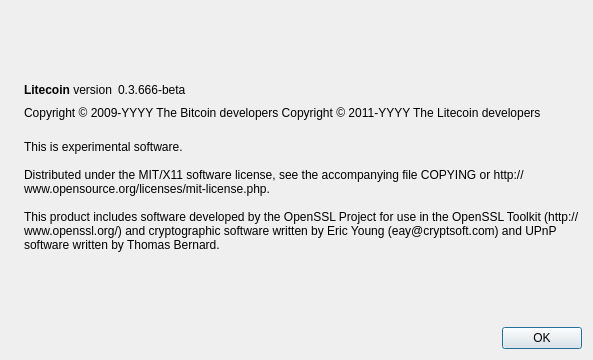
Before: the Qt Designer form src/qt/forms/aboutdialog.ui in dot-project/dot, drawn with Qt 5.
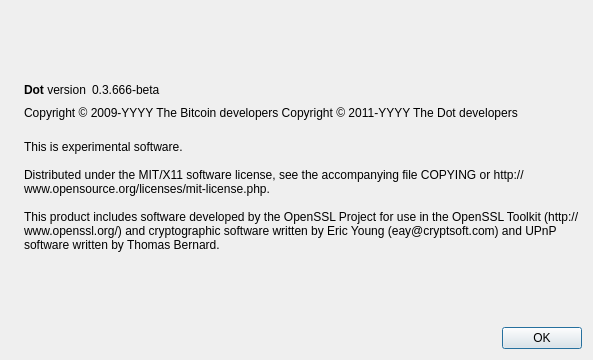
After: the same form once the commit is applied. Icons and pictures are not drawn.

The edit to the form file:
```diff
--- a/src/qt/forms/aboutdialog.ui
+++ b/src/qt/forms/aboutdialog.ui
@@ -50,7 +50,7 @@
           <cursorShape>IBeamCursor</cursorShape>
          </property>
          <property name="text">
-          <string>&lt;b&gt;Litecoin&lt;/b&gt; version</string>
+          <string>&lt;b&gt;Dot&lt;/b&gt; version</string>
          </property>
          <property name="textInteractionFlags">
           <set>Qt::LinksAccessibleByMouse|Qt::TextSelectableByKeyboard|Qt::TextSelectableByMouse</set>
@@ -92,7 +92,7 @@
        </property>
        <property name="text">
         <string notr="true">Copyright &amp;copy; 2009-YYYY The Bitcoin developers
-Copyright &amp;copy; 2011-YYYY The Litecoin developers</string>
+Copyright &amp;copy; 2011-YYYY The Dot developers</string>
        </property>
        <property name="textFormat">
         <enum>Qt::RichText</enum>
```
Left out of the diff: 2 changed lines with no effect on the pictures.
